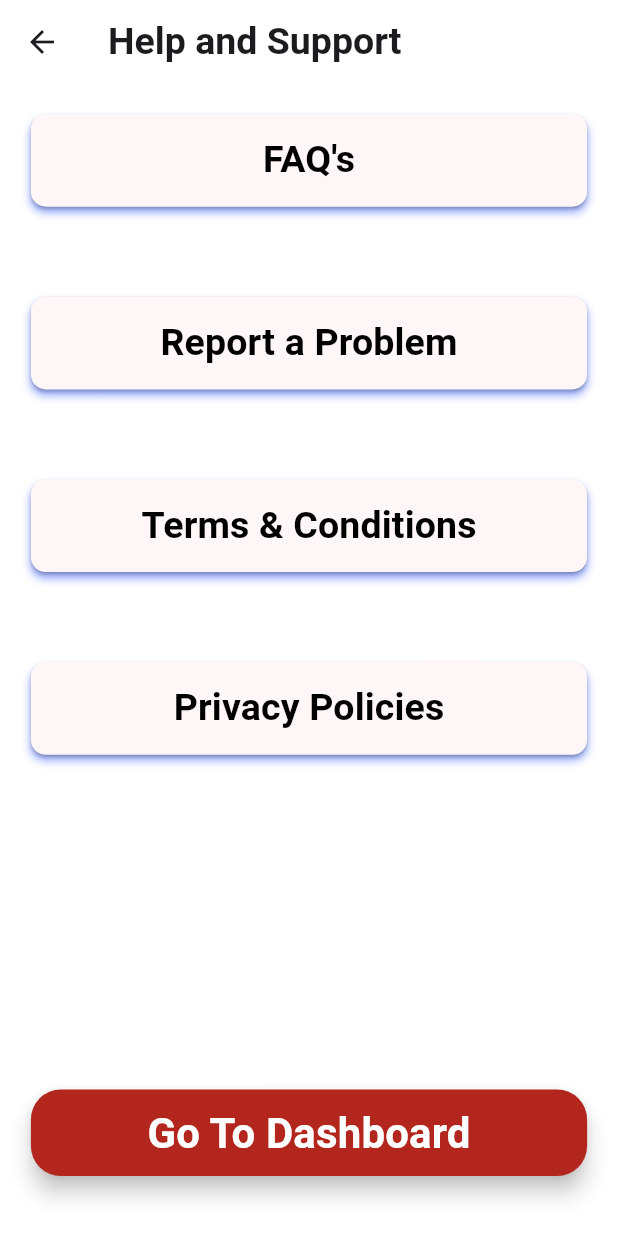
After one commit to anushreejois/Aakaa-client, a Flutter app: the HelpAndSupport screen opened directly, on a phone screen of 412 x 824 dp. The commit adds this screen. Run offline on Flutter 3.47's test engine with Material 3 defaults, Android fonts, the phone set to English and light mode, and no system bars; our stand-ins replace cloud_firestore, firebase_auth, firebase_core, image_picker, permission_handler; accounts and stored records are empty; Roboto replaces fonts that are missing (MalgunGothic).

Commit message:
Created the Help and Support screen

```diff
--- a/Aakaa-Medical-Health/psychologyapp_login/lib/views/clientprofile.dart
+++ b/Aakaa-Medical-Health/psychologyapp_login/lib/views/clientprofile.dart
@@ -5,6 +5,7 @@ import 'package:psychologyapp_login/views/clienteditprofile.dart';
 import 'package:psychologyapp_login/views/clientlogin.dart';
 import 'package:psychologyapp_login/views/clientmysession.dart';
 import 'package:psychologyapp_login/views/clientnotification.dart';
+import 'package:psychologyapp_login/views/helpandsupport.dart';
 import 'package:psychologyapp_login/views/languages.dart';
 
 class ClientProfile extends StatefulWidget {
@@ -406,7 +407,10 @@ class _ClientProfileState extends State<ClientProfile>{
                           ),
                           IconButton(
                             onPressed: (){
-                              //
+                              Navigator.push(
+                                context,
+                                MaterialPageRoute(
+                                  builder: (context) => HelpAndSupport()));
                             },
                             icon: Icon(
                               Icons.arrow_forward_ios,
--- /dev/null
+++ b/Aakaa-Medical-Health/psychologyapp_login/lib/views/helpandsupport.dart
@@ -0,0 +1,217 @@
+import 'package:flutter/material.dart';
+
+class HelpAndSupport extends StatefulWidget {
+  const HelpAndSupport({super.key});
+
+  @override
+  State<HelpAndSupport> createState() => _HelpAndSupportState();
+}
+
+class _HelpAndSupportState extends State<HelpAndSupport> {
+  @override
+  Widget build(BuildContext context) {
+    return Scaffold(
+      backgroundColor: Color(0xFFFFFFFF),
+      appBar: AppBar(
+        backgroundColor: Color(0xFFFFFFFF),
+        elevation: 0,
+        scrolledUnderElevation: 0,
+        title: Text(
+          "Help and Support",
+          style: TextStyle(fontSize: 25, fontWeight: FontWeight.bold),
+        ),
+      ),
+      body: SizedBox(
+        height: MediaQuery.of(context).size.height,
+        width: MediaQuery.of(context).size.width,
+        child: Expanded(
+          child: Column(
+            children: [
+              Padding(
+                padding: const EdgeInsets.all(20.0),
+                child: Container(
+                  width: MediaQuery.of(context).size.width * 0.9,
+                  height: MediaQuery.of(context).size.height * 0.075,
+                  decoration: BoxDecoration(
+                    boxShadow: [
+                      BoxShadow(
+                        // ignore: deprecated_member_use
+                        color: Color(0xFF3E64FF).withOpacity(0.5),
+                        spreadRadius: 0,
+                        blurRadius: 4,
+                        offset: Offset(0, 4), // changes position of shadow
+                      ),
+                    ],
+                    borderRadius: BorderRadius.circular(10),
+                  ),
+                  child: ElevatedButton(
+                    onPressed: () {
+                      // TODO
+                    },
+                    style: ElevatedButton.styleFrom(
+                      backgroundColor: Color(0xFFFFF7F7),
+                      shape: RoundedRectangleBorder(
+                        borderRadius: BorderRadius.circular(10),
+                      ),
+                    ),
+                    child: Text(
+                      "FAQ's",
+                      style: TextStyle(
+                        fontSize: 25,
+                        fontWeight: FontWeight.bold,
+                        color: Color(0xFF000000),
+                      ),
+                    ),
+                  ),
+                ),
+              ),
+              SizedBox(height: 20),
+              Padding(
+                padding: const EdgeInsets.all(20.0),
+                child: Container(
+                  width: MediaQuery.of(context).size.width * 0.9,
+                  height: MediaQuery.of(context).size.height * 0.075,
+                  decoration: BoxDecoration(
+                    boxShadow: [
+                      BoxShadow(
+                        // ignore: deprecated_member_use
+                        color: Color(0xFF3E64FF).withOpacity(0.5),
+                        spreadRadius: 0,
+                        blurRadius: 4,
+                        offset: Offset(0, 4), // changes position of shadow
+                      ),
+                    ],
+                    borderRadius: BorderRadius.circular(10),
+                  ),
+                  child: ElevatedButton(
+                    onPressed: () {
+                      // TODO
+                    },
+                    style: ElevatedButton.styleFrom(
+                      backgroundColor: Color(0xFFFFF7F7),
+                      shape: RoundedRectangleBorder(
+                        borderRadius: BorderRadius.circular(10),
+                      ),
+                    ),
+                    child: Text(
+                      "Report a Problem",
+                      style: TextStyle(
+                        fontSize: 25,
+                        fontWeight: FontWeight.bold,
+                        color: Color(0xFF000000),
+                      ),
+                    ),
+                  ),
+                ),
+              ),
+              SizedBox(height: 20),
+              Padding(
+                padding: const EdgeInsets.all(20.0),
+                child: Container(
+                  width: MediaQuery.of(context).size.width * 0.9,
+                  height: MediaQuery.of(context).size.height * 0.075,
+                  decoration: BoxDecoration(
+                    boxShadow: [
+                      BoxShadow(
+                        // ignore: deprecated_member_use
+                        color: Color(0xFF3E64FF).withOpacity(0.5),
+                        spreadRadius: 0,
+                        blurRadius: 4,
+                        offset: Offset(0, 4), // changes position of shadow
+                      ),
+                    ],
+                    borderRadius: BorderRadius.circular(10),
+                  ),
+                  child: ElevatedButton(
+                    onPressed: () {
+                      // TODO
+                    },
+                    style: ElevatedButton.styleFrom(
+                      backgroundColor: Color(0xFFFFF7F7),
+                      shape: RoundedRectangleBorder(
+                        borderRadius: BorderRadius.circular(10),
+                      ),
+                    ),
+                    child: Text(
+                      "Terms & Conditions",
+                      style: TextStyle(
+                        fontSize: 25,
+                        fontWeight: FontWeight.bold,
+                        color: Color(0xFF000000),
+                      ),
+                    ),
+                  ),
+                ),
+              ),
+              SizedBox(height: 20),
+              Padding(
+                padding: const EdgeInsets.all(20.0),
+                child: Container(
+                  width: MediaQuery.of(context).size.width * 0.9,
+                  height: MediaQuery.of(context).size.height * 0.075,
+                  decoration: BoxDecoration(
+                    boxShadow: [
+                      BoxShadow(
+                        // ignore: deprecated_member_use
+                        color: Color(0xFF3E64FF).withOpacity(0.5),
+                        spreadRadius: 0,
+                        blurRadius: 4,
+                        offset: Offset(0, 4), // changes position of shadow
+                      ),
+                    ],
+                    borderRadius: BorderRadius.circular(10),
+                  ),
+                  child: ElevatedButton(
+                    onPressed: () {
+                      // TODO
+                    },
+                    style: ElevatedButton.styleFrom(
+                      backgroundColor: Color(0xFFFFF7F7),
+                      shape: RoundedRectangleBorder(
+                        borderRadius: BorderRadius.circular(10),
+                      ),
+                    ),
+                    child: Text(
+                      "Privacy Policies",
+                      style: TextStyle(
+                        fontSize: 25,
+                        fontWeight: FontWeight.bold,
+                        color: Color(0xFF000000),
+                      ),
+                    ),
+                  ),
+                ),
+              ),
+              const Spacer(),
+              SizedBox(
+                        height: MediaQuery.of(context).size.height * 0.07,
+                        width: MediaQuery.of(context).size.width * 0.9,
+                        child: ElevatedButton(
+                          onPressed: () {
+                            //TODO
+                          },
+                          style: ElevatedButton.styleFrom(
+                            backgroundColor: Color(0xFFB3261E),
+                            shape: RoundedRectangleBorder(
+                              borderRadius: BorderRadius.circular(20),
+                            ),
+                            elevation: 6,
+                          ),
+                          child: Text(
+                            "Go To Dashboard",
+                            style: TextStyle(
+                              fontSize: 28,
+                              fontWeight: FontWeight.bold,
+                              color: Color(0xFFFFFFFF),
+                            ),
+                          ),
+                        ),
+                      ),
+                      SizedBox(height: 40),
+            ],
+          ),
+        ),
+      ),
+    );
+  }
+}
```
